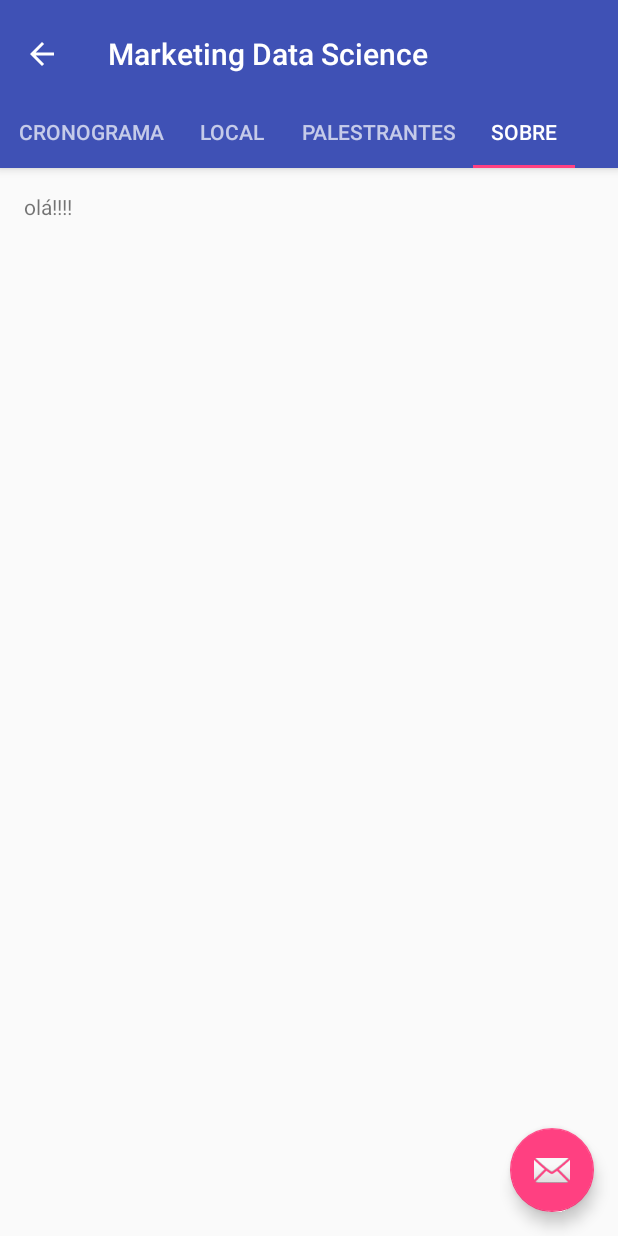
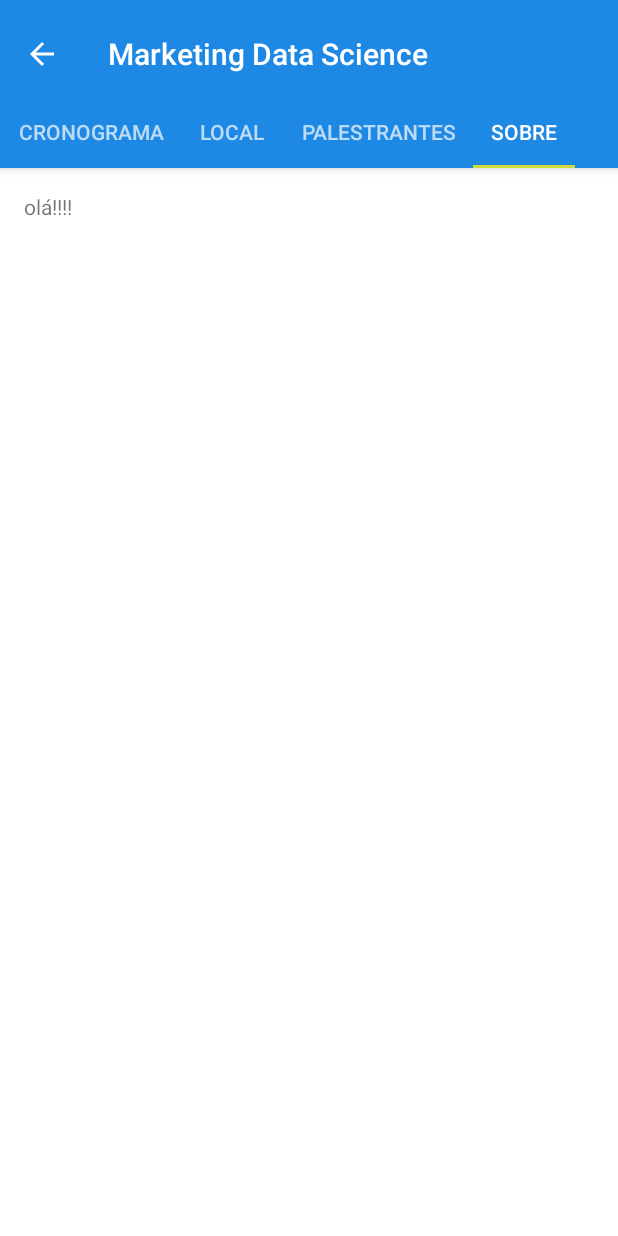
Before and after one commit to paulobrumatti/DP6, an Android app: the screen it shows after launch (ContentActivity), tab 4 chosen, on a phone screen of 412 x 824 dp. Run offline under Robolectric (Android 15) with nearby library versions, the phone set to English and light mode, and no system bars; 4 statements that could not run were skipped.

Commit message:
Telas Cronograma e Local funcionando

```diff
--- a/app/build.gradle
+++ b/app/build.gradle
@@ -24,4 +24,6 @@ dependencies {
     testCompile 'junit:junit:4.12'
     compile 'com.android.support:appcompat-v7:23.1.0'
     compile 'com.android.support:design:23.1.0'
+    compile 'com.android.support:recyclerview-v7:23.1.0'
+    compile 'com.google.android.gms:play-services:8.1.0'
 }
--- a/app/src/main/java/br/com/dp6/datascience/ContentActivity.java
+++ b/app/src/main/java/br/com/dp6/datascience/ContentActivity.java
@@ -1,23 +1,16 @@
 package br.com.dp6.datascience;
 
-import android.app.ListFragment;
+import android.os.Bundle;
 import android.support.design.widget.TabLayout;
-import android.support.design.widget.FloatingActionButton;
-import android.support.design.widget.Snackbar;
-import android.support.v7.app.AppCompatActivity;
-import android.support.v7.widget.Toolbar;
-
 import android.support.v4.app.Fragment;
 import android.support.v4.app.FragmentManager;
 import android.support.v4.app.FragmentPagerAdapter;
 import android.support.v4.view.ViewPager;
-import android.os.Bundle;
+import android.support.v7.app.AppCompatActivity;
+import android.support.v7.widget.Toolbar;
 import android.view.LayoutInflater;
-import android.view.Menu;
-import android.view.MenuItem;
 import android.view.View;
 import android.view.ViewGroup;
-
 import android.widget.TextView;
 
 public class ContentActivity extends AppCompatActivity {
@@ -61,6 +54,7 @@ public class ContentActivity extends AppCompatActivity {
         TabLayout tabLayout = (TabLayout) findViewById(R.id.tabs);
         tabLayout.setupWithViewPager(mViewPager);
 
+        /*
         FloatingActionButton fab = (FloatingActionButton) findViewById(R.id.fab);
         fab.setOnClickListener(new View.OnClickListener() {
             @Override
@@ -69,7 +63,44 @@ public class ContentActivity extends AppCompatActivity {
                         .setAction("Action", null).show();
             }
         });
+        */
 
+    }
+
+    /**
+     * A placeholder fragment containing a simple view.
+     */
+    public static class PlaceholderFragment extends Fragment {
+        /**
+         * The fragment argument representing the section number for this
+         * fragment.
+         */
+        private static final String ARG_SECTION_NUMBER = "section_number";
+
+        public PlaceholderFragment() {
+        }
+
+        /**
+         * Returns a new instance of this fragment for the given section
+         * number.
+         */
+        public static PlaceholderFragment newInstance(int sectionNumber) {
+            PlaceholderFragment fragment = new PlaceholderFragment();
+            Bundle args = new Bundle();
+            args.putInt(ARG_SECTION_NUMBER, sectionNumber);
+            fragment.setArguments(args);
+            return fragment;
+        }
+
+        @Override
+        public View onCreateView(LayoutInflater inflater, ViewGroup container,
+                                 Bundle savedInstanceState) {
+            View rootView = inflater.inflate(R.layout.fragment_content, container, false);
+            TextView textView = (TextView) rootView.findViewById(R.id.section_label);
+            textView.setText("olá!!!!");
+            //textView.setText(getString(R.string.section_format, getArguments().getInt(ARG_SECTION_NUMBER)));
+            return rootView;
+        }
     }
 
     /**
@@ -78,23 +109,15 @@ public class ContentActivity extends AppCompatActivity {
      */
     public class SectionsPagerAdapter extends FragmentPagerAdapter {
 
-        public SectionsPagerAdapter(FragmentManager fm) {
-            super(fm);
-        }
         private FragmentDict[] fragmentList = new FragmentDict[]{
                 new FragmentDict("Cronograma", CronogramaFragment.newInstance()),
-                new FragmentDict("Local", PlaceholderFragment.newInstance(1)),
+                new FragmentDict("Local", new LocalFragment()),
                 new FragmentDict("Palestrantes", PlaceholderFragment.newInstance(2)),
                 new FragmentDict("Sobre", PlaceholderFragment.newInstance(3))
         };
 
-        private class FragmentDict {
-            public String title;
-            public Fragment fragment;
-            public FragmentDict (String title, Fragment fragment) {
-                this.title = title;
-                this.fragment = fragment;
-            }
+        public SectionsPagerAdapter(FragmentManager fm) {
+            super(fm);
         }
 
         @Override
@@ -111,41 +134,15 @@ public class ContentActivity extends AppCompatActivity {
         public CharSequence getPageTitle(int position) {
             return fragmentList[position].title;
         }
-    }
 
-    /**
-     * A placeholder fragment containing a simple view.
-     */
-    public static class PlaceholderFragment extends Fragment {
-        /**
-         * The fragment argument representing the section number for this
-         * fragment.
-         */
-        private static final String ARG_SECTION_NUMBER = "section_number";
+        private class FragmentDict {
+            public String title;
+            public Fragment fragment;
 
-        /**
-         * Returns a new instance of this fragment for the given section
-         * number.
-         */
-        public static PlaceholderFragment newInstance(int sectionNumber) {
-            PlaceholderFragment fragment = new PlaceholderFragment();
-            Bundle args = new Bundle();
-            args.putInt(ARG_SECTION_NUMBER, sectionNumber);
-            fragment.setArguments(args);
-            return fragment;
-        }
-
-        public PlaceholderFragment() {
-        }
-
-        @Override
-        public View onCreateView(LayoutInflater inflater, ViewGroup container,
-                                 Bundle savedInstanceState) {
-            View rootView = inflater.inflate(R.layout.fragment_content, container, false);
-            TextView textView = (TextView) rootView.findViewById(R.id.section_label);
-            textView.setText("olá!!!!");
-            //textView.setText(getString(R.string.section_format, getArguments().getInt(ARG_SECTION_NUMBER)));
-            return rootView;
+            public FragmentDict(String title, Fragment fragment) {
+                this.title = title;
+                this.fragment = fragment;
+            }
         }
     }
 
--- a/app/src/main/java/br/com/dp6/datascience/CronogramaFragment.java
+++ b/app/src/main/java/br/com/dp6/datascience/CronogramaFragment.java
@@ -9,8 +9,6 @@ import java.util.HashMap;
 import java.util.List;
 import java.util.Map;
 
-import br.com.dp6.datascience.dummy.DummyContent;
-
 /**
  * A fragment representing a list of Items.
  *
@@ -18,8 +16,14 @@ import br.com.dp6.datascience.dummy.DummyContent;
  * interface.
  */
 public class CronogramaFragment extends ListFragment {
+    private OnFragmentInteractionListener mListener;
 
-    private OnFragmentInteractionListener mListener;
+    /**
+     * Mandatory empty constructor for the fragment manager to instantiate the
+     * fragment (e.g. upon screen orientation changes).
+     */
+    public CronogramaFragment() {
+    }
 
     // TODO: Rename and change types of parameters
     public static CronogramaFragment newInstance() {
@@ -29,36 +33,48 @@ public class CronogramaFragment extends ListFragment {
         return fragment;
     }
 
-    /**
-     * Mandatory empty constructor for the fragment manager to instantiate the
-     * fragment (e.g. upon screen orientation changes).
-     */
-    public CronogramaFragment() {
-    }
-
     @Override
     public void onCreate(Bundle savedInstanceState) {
         super.onCreate(savedInstanceState);
 
-        // TODO: Change Adapter to display your content
-        //setListAdapter(new SimpleAdapter(this.getContext(), eventoList));
-    }
+        List<Map<String, String>> data = new ArrayList<Map<String, String>>();
+        String[] horarios = {
+                "08:00 am - Café da Manhã",
+                "09:00 am - Abertura",
+                "09:30 am - Palestra: Atribuição Algorítmica",
+                "10:15 am - Debate: Atribuição Algorítmica",
+                "10:45 am - Coffee Break",
+                "11:15 am - Palestra: Hiper-Personalização",
+                "12:00 pm - Debate: Hiper-Personalização",
+                "12:30 pm - Almoço"
+        };
 
-    HashMap<String,Integer> maps = new HashMap<String,Integer>();
+        String[] programacao = {
+                "Início",
+                "Tiago Turini (DP6)",
+                "Paul Dodd (Google)",
+                "Google e DP6",
+                "Intervalo",
+                "Jon Tehero (Adobe)",
+                "Adobe e DP6",
+                "Encerramento"
+        };
 
-    public Evento[] eventoList = {
-            new Evento("8:00 am", "Café da Manhã"),
-            new Evento("9:00 am", "Abertura do Evento"),
-            new Evento("9:30 am", "Atribuição Algorítmica")
-    };
+        for (int i = 0; i < programacao.length; i++) {
+            Map<String, String> datum = new HashMap<String, String>(2);
+            datum.put("title", horarios[i]);
+            datum.put("subtitle", programacao[i]);
+            data.add(datum);
+        }
 
-    public class Evento {
-        public String time;
-        public String title;
-        public Evento(String time, String title) {
-            this.time = time;
-            this.title = title;
-        }
+        this.setListAdapter(new SimpleAdapter(
+                this.getContext(),
+                data,
+                R.layout.custom_listview,
+                new String[]{"title", "subtitle"},
+                new int[]{R.id.text1, R.id.text2}
+        ));
+
     }
 
     /**
@@ -71,7 +87,7 @@ public class CronogramaFragment extends ListFragment {
      */
     public interface OnFragmentInteractionListener {
         // TODO: Update argument type and name
-        public void onFragmentInteraction(String id);
+        void onFragmentInteraction(String id);
     }
 
 }
--- /dev/null
+++ b/app/src/main/java/br/com/dp6/datascience/LocalFragment.java
@@ -0,0 +1,90 @@
+package br.com.dp6.datascience;
+
+import android.os.Bundle;
+import android.support.v4.app.Fragment;
+import android.view.LayoutInflater;
+import android.view.View;
+import android.view.ViewGroup;
+
+import com.google.android.gms.maps.CameraUpdateFactory;
+import com.google.android.gms.maps.GoogleMap;
+import com.google.android.gms.maps.MapView;
+import com.google.android.gms.maps.MapsInitializer;
+import com.google.android.gms.maps.model.BitmapDescriptorFactory;
+import com.google.android.gms.maps.model.CameraPosition;
+import com.google.android.gms.maps.model.LatLng;
+import com.google.android.gms.maps.model.MarkerOptions;
+
+/**
+ * A fragment that launches other parts of the demo application.
+ */
+public class LocalFragment extends Fragment {
+
+    MapView mMapView;
+    private GoogleMap googleMap;
+
+    @Override
+    public View onCreateView(LayoutInflater inflater, ViewGroup container,
+                             Bundle savedInstanceState) {
+        // inflate and return the layout
+        View v = inflater.inflate(R.layout.fragment_local, container,
+                false);
+        mMapView = (MapView) v.findViewById(R.id.mapView);
+        mMapView.onCreate(savedInstanceState);
+
+        mMapView.onResume();// needed to get the map to display immediately
+
+        try {
+            MapsInitializer.initialize(getActivity().getApplicationContext());
+        } catch (Exception e) {
+            e.printStackTrace();
+        }
+
+        googleMap = mMapView.getMap();
+        // latitude and longitude
+        double latitude = -23.5653559;
+        double longitude = -46.6696576;
+
+        // create marker
+        MarkerOptions marker = new MarkerOptions().position(
+                new LatLng(latitude, longitude)).title("A Figueira Rubayat");
+
+        // Changing marker icon
+        marker.icon(BitmapDescriptorFactory
+                .defaultMarker(BitmapDescriptorFactory.HUE_GREEN));
+
+        // adding marker
+        googleMap.addMarker(marker);
+        CameraPosition cameraPosition = new CameraPosition.Builder()
+                .target(new LatLng(latitude, longitude)).zoom(18).build();
+        googleMap.animateCamera(CameraUpdateFactory
+                .newCameraPosition(cameraPosition));
+
+        // Perform any camera updates here
+        return v;
+    }
+
+    @Override
+    public void onResume() {
+        super.onResume();
+        mMapView.onResume();
+    }
+
+    @Override
+    public void onPause() {
+        super.onPause();
+        mMapView.onPause();
+    }
+
+    @Override
+    public void onDestroy() {
+        super.onDestroy();
+        mMapView.onDestroy();
+    }
+
+    @Override
+    public void onLowMemory() {
+        super.onLowMemory();
+        mMapView.onLowMemory();
+    }
+}
--- a/app/src/main/res/layout/activity_content.xml
+++ b/app/src/main/res/layout/activity_content.xml
@@ -1,8 +1,9 @@
 <?xml version="1.0" encoding="utf-8"?>
 <android.support.design.widget.CoordinatorLayout
     xmlns:android="http://schemas.android.com/apk/res/android"
+    xmlns:app="http://schemas.android.com/apk/res-auto"
     xmlns:tools="http://schemas.android.com/tools"
-    xmlns:app="http://schemas.android.com/apk/res-auto" android:id="@+id/main_content"
+    android:id="@+id/main_content"
     android:layout_width="match_parent" android:layout_height="match_parent"
     android:fitsSystemWindows="true" tools:context="br.com.dp6.datascience.ContentActivity">
 
@@ -13,8 +14,9 @@
 
         <android.support.v7.widget.Toolbar android:id="@+id/toolbar"
             android:layout_width="match_parent" android:layout_height="?attr/actionBarSize"
-            android:background="?attr/colorPrimary" app:popupTheme="@style/AppTheme.PopupOverlay"
-            app:layout_scrollFlags="scroll|enterAlways">
+            android:background="?attr/colorPrimary"
+            app:layout_scrollFlags="scroll|enterAlways"
+            app:popupTheme="@style/AppTheme.PopupOverlay">
 
         </android.support.v7.widget.Toolbar>
 
@@ -24,12 +26,10 @@
     </android.support.design.widget.AppBarLayout>
 
     <android.support.v4.view.ViewPager android:id="@+id/container"
-        android:layout_width="match_parent" android:layout_height="match_parent"
+        android:layout_width="match_parent"
+        android:layout_height="wrap_content"
+        android:layout_marginBottom="?android:attr/actionBarSize"
+        android:background="#FFFFFF"
         app:layout_behavior="@string/appbar_scrolling_view_behavior" />
 
-    <android.support.design.widget.FloatingActionButton android:id="@+id/fab"
-        android:layout_width="wrap_content" android:layout_height="wrap_content"
-        android:layout_gravity="end|bottom" android:layout_margin="@dimen/fab_margin"
-        android:src="@android:drawable/ic_dialog_email" />
-
 </android.support.design.widget.CoordinatorLayout>
--- a/app/src/main/res/layout/fragment_content.xml
+++ b/app/src/main/res/layout/fragment_content.xml
@@ -1,9 +1,10 @@
 <RelativeLayout xmlns:android="http://schemas.android.com/apk/res/android"
     xmlns:tools="http://schemas.android.com/tools" android:layout_width="match_parent"
-    android:layout_height="match_parent" android:paddingLeft="@dimen/activity_horizontal_margin"
+    android:layout_height="match_parent"
+    android:paddingBottom="@dimen/activity_vertical_margin"
+    android:paddingLeft="@dimen/activity_horizontal_margin"
     android:paddingRight="@dimen/activity_horizontal_margin"
     android:paddingTop="@dimen/activity_vertical_margin"
-    android:paddingBottom="@dimen/activity_vertical_margin"
     tools:context="br.com.dp6.datascience.ContentActivity$PlaceholderFragment">
 
     <TextView android:id="@+id/section_label" android:layout_width="wrap_content"
--- a/app/src/main/res/values-v21/styles.xml
+++ b/app/src/main/res/values-v21/styles.xml
@@ -1,4 +1,4 @@
-<resources>>
+<resources>
     <style name="AppTheme.NoActionBar">
         <item name="windowActionBar">false</item>
         <item name="windowNoTitle">true</item>
--- a/app/src/main/res/values/colors.xml
+++ b/app/src/main/res/values/colors.xml
@@ -1,6 +1,6 @@
 <?xml version="1.0" encoding="utf-8"?>
 <resources>
-    <color name="colorPrimary">#3F51B5</color>
-    <color name="colorPrimaryDark">#303F9F</color>
-    <color name="colorAccent">#FF4081</color>
+    <color name="colorPrimary">#1e88e5</color>
+    <color name="colorPrimaryDark">#1976d2</color>
+    <color name="colorAccent">#cddc39</color>
 </resources>
```
Also changed, not shown: app/src/main/AndroidManifest.xml (+21 -1 lines), app/src/main/res/layout/custom_listview.xml (added, +27 -0 lines), app/src/main/res/layout/fragment_cronograma.xml (+5 -9 lines), app/src/main/res/layout/fragment_local.xml (added, +44 -0 lines), app/src/main/res/values/strings.xml (+8 -0 lines), 2 other files.
